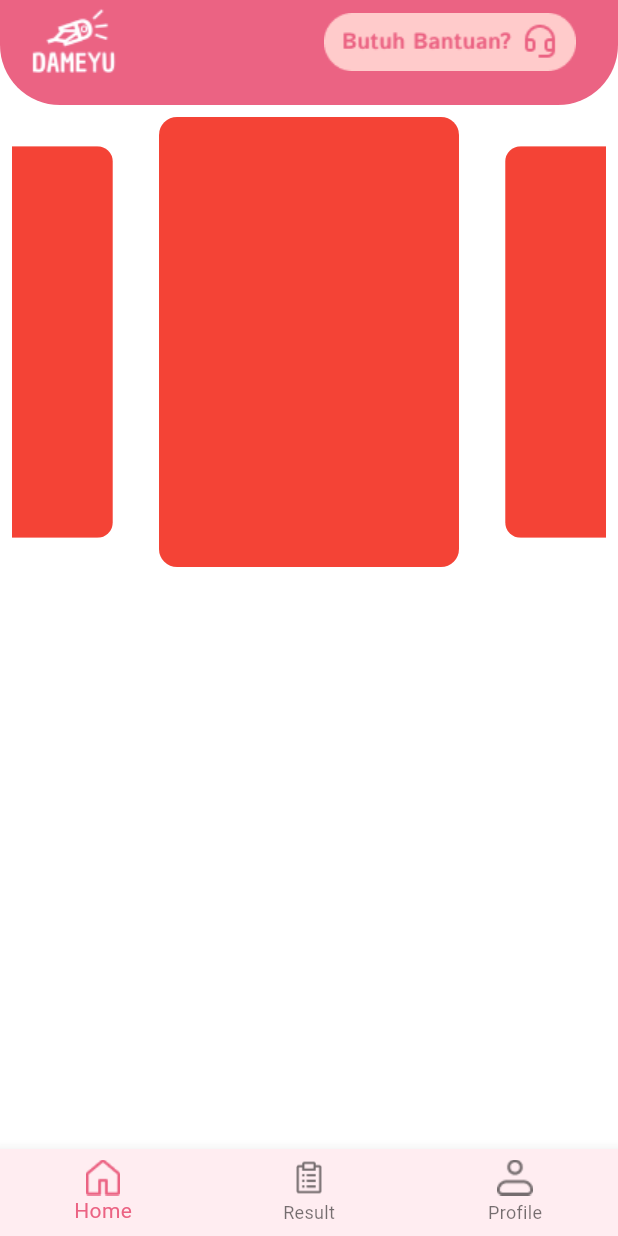
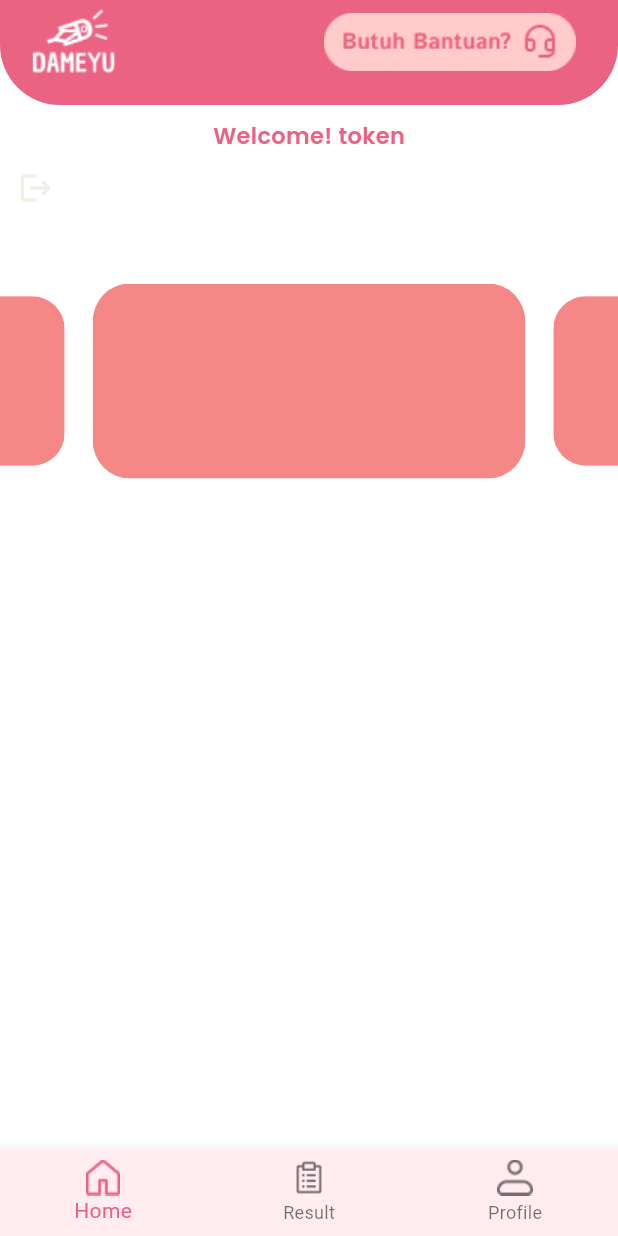
Before and after one commit to CCIT-6A-2-DaMeYu/Mobile-Flutter-DaMeYu, a Flutter app: the NavBar screen opened directly, on a phone screen of 412 x 824 dp. Run offline on Flutter 3.47's test engine with Material 3 defaults, Android fonts, the phone set to English and light mode, and no system bars; drawn by our look-alikes of carousel_slider; our stand-ins replace google_fonts, shared_preferences; accounts and stored records are empty.

Commit message:
Update Slider Home sesuai figma

```diff
--- a/lib/main.dart
+++ b/lib/main.dart
@@ -1,6 +1,7 @@
 import 'package:dameyu/provider/login_provider.dart';
 import 'package:dameyu/provider/user_provider.dart';
 import 'package:dameyu/screen/home/home_screen.dart';
+import 'package:dameyu/screen/login/login_screen.dart';
 import 'package:dameyu/screen/splash_screen/splash_screen.dart';
 import 'package:flutter/material.dart';
 import 'package:provider/provider.dart';
@@ -28,7 +29,7 @@ class MyApp extends StatelessWidget {
       theme: ThemeData(
         useMaterial3: true,
       ),
-      home: const HomeScreen(),
+      home: const SplashScreen(),
     );
   }
 }
--- a/lib/provider/user_provider.dart
+++ b/lib/provider/user_provider.dart
@@ -1,5 +1,6 @@
 import 'package:dameyu/model/user_model.dart';
 import 'package:flutter/material.dart';
+
 
 class UserProvider with ChangeNotifier {
   UserModel? _userModel;
--- a/lib/screen/home/home_screen.dart
+++ b/lib/screen/home/home_screen.dart
@@ -1,6 +1,9 @@
 import 'package:carousel_slider/carousel_slider.dart';
 import 'package:dameyu/screen/chatbot/chatbot_screen.dart';
+import 'package:dameyu/screen/splash_screen/splash_screen.dart';
 import 'package:dameyu/theme/theme_color.dart';
+import 'package:dameyu/theme/theme_text_style.dart';
+import 'package:dameyu/utils/shared_preferences.dart';
 import 'package:flutter/material.dart';
 
 class HomeScreen extends StatefulWidget {
@@ -11,9 +14,21 @@ class HomeScreen extends StatefulWidget {
 }
 
 class _HomeScreenState extends State<HomeScreen> {
+  String _username = "";
+
   @override
   void initState() {
     super.initState();
+    _getUsername().then((username) {
+      setState(() {
+        _username = username;
+      });
+    });
+  }
+
+  Future<String> _getUsername() async {
+    final username = await SharedPref().getToken();
+    return username;
   }
 
   @override
@@ -32,6 +47,7 @@ class _HomeScreenState extends State<HomeScreen> {
             ),
           ),
           actions: [
+
             Padding(
               padding: const EdgeInsets.only(right: 20.0),
               child: IconButton(
@@ -55,19 +71,40 @@ class _HomeScreenState extends State<HomeScreen> {
       ),
       body: SingleChildScrollView(
         physics: const BouncingScrollPhysics(),
-        child: Padding(
-          padding: const EdgeInsets.all(8.0),
         child: Column(
           crossAxisAlignment: CrossAxisAlignment.start,
           children: [
+            const SizedBox(height: 10),
+            Center(
+              child: Text(
+                'Welcome! $_username',
+                style: ThemeTextStyle().welcomeUsername,
+              ),
+            ),
+            IconButton(
+            icon: const Icon(Icons.logout),
+            color: ThemeColor().white2Color,
+            onPressed: () async {
+              Navigator.pushAndRemoveUntil(
+                    context,
+                    MaterialPageRoute(
+                      builder: (_) => const SplashScreen(),
+                    ),
+                    (route) => false);
+                await SharedPref().removeToken();
+
+
+            }
+          ),
+            const SizedBox(height: 40),
             SizedBox(
               width: double.infinity,
               child: CarouselSlider.builder(
                 itemCount: 10,
                 options: CarouselOptions(
-                    height: 300,
+                  height: 130,
                   autoPlay: true,
-                    viewportFraction: 0.55,
+                  viewportFraction: 0.70,
                   enlargeCenterPage: true,
                   pageSnapping: true,
                   autoPlayCurve: Curves.fastOutSlowIn,
@@ -75,11 +112,9 @@ class _HomeScreenState extends State<HomeScreen> {
                 ),
                 itemBuilder: (context, itemIndex, pageViewIndex) {
                   return ClipRRect(
-                      borderRadius: BorderRadius.circular(12),
+                    borderRadius: BorderRadius.circular(25),
                     child: Container(
-                        height: 300,
-                        width: 200,
-                        color: Colors.red,
+                      color: const Color(0xFFF68787),
                     ),
                   );
                 },
@@ -88,97 +123,6 @@ class _HomeScreenState extends State<HomeScreen> {
           ],
         ),
       ),
-      ),
     );
   }
 }
-
-
-
-
-
-
-
-
-// import 'package:dameyu/screen/chatbot/chatbot_screen.dart';
-// import 'package:dameyu/screen/splash_screen/splash_screen.dart';
-// import 'package:dameyu/theme/theme_color.dart';
-// import 'package:dameyu/theme/theme_text_style.dart';
-// import 'package:dameyu/utils/shared_preferences.dart';
-// import 'package:flutter/material.dart';
-
-// class HomeScreen extends StatefulWidget {
-//   const HomeScreen({super.key});
-
-//   @override
-//   State<HomeScreen> createState() => _HomeScreenState();
-// }
-
-//   class _HomeScreenState extends State<HomeScreen> {
-
-//   // ignore: unused_field
-//   // String _username = "";
-
-//   @override
-//   void initState() {
-//     super.initState();
-//     // _getUsername().then((username) {
-//     //   setState(() {
-//     //   _username = username;
-//     //   });
-//     // });
-//   }
-
-//   // Future<String> _getUsername() async {
-//   //   final username = await SharedPref().getToken();
-//   //   return username;
-//   // }
-
-//   @override
-//   Widget build(BuildContext context) {
-//     return Scaffold(
-//       backgroundColor: ThemeColor().whiteColor,
-//       appBar: AppBar(
-//         backgroundColor: ThemeColor().pinkColor,
-//         // title: Text(
-//         //   'DAMEYU',
-//         //   style: ThemeTextStyle().asFilm,
-//         // ),
-//         centerTitle: true,
-//         actions: [
-//           IconButton(
-//             icon: Image.asset('assets/chatbotbutton.png'), // Ganti dengan path gambar Anda
-//             onPressed: () {
-//               Navigator.push(
-//                 context,
-//                 MaterialPageRoute(builder: (context) => const ChatBotScreen()),
-//               );
-//             },
-//           ),
-//         ],
-//         // actions: [
-//         //   IconButton(
-//         //     icon: const Icon(Icons.logout),
-//         //     color: ThemeColor().white2Color,
-//         //     onPressed: () async {
-//         //       Navigator.pushAndRemoveUntil(
-//         //             context,
-//         //             MaterialPageRoute(
-//         //               builder: (_) => const SplashScreen(),
-//         //             ),
-//         //             (route) => false);
-//         //         await SharedPref().removeToken();
-
-
-//         //     }
-//         //   )
-//         // ],
-//         shape: const RoundedRectangleBorder (
-//           borderRadius: BorderRadius.only(
-//             bottomLeft: Radius.circular(40),
-//             bottomRight: Radius.circular(40)
-//           )),
-//       )
-//     );
-//   }
-// }
--- a/lib/theme/theme_color.dart
+++ b/lib/theme/theme_color.dart
@@ -3,13 +3,8 @@ import 'package:flutter/material.dart';
 class ThemeColor {
   Color whiteColor = const Color(0xFFFFFFFF);
   Color blackColor = const Color(0xFF000000);
-  Color blue1Color = const Color(0xFF2E4374);
-  Color blue2Color = const Color(0xFF4B527E);
-  Color blue3Color = const Color(0xFF7C81AD);
-  Color creamColor = const Color(0xFFE5C3A6);
-  Color ratingColor = const Color(0xFFFFC107);
   Color white2Color = const Color.fromARGB(255, 241, 241, 227);
-
   Color pinkColor = const Color(0xFFEB6383);
   Color pink2Color = const Color(0xFFFFCBCB);
+  Color pink3Color = const Color(0xFFF68787);
 }
--- a/pubspec.yaml
+++ b/pubspec.yaml
@@ -64,6 +64,7 @@ flutter:
     - assets/profile.png
     - assets/chatbotbutton.png
     - assets/logo2.png
+    - assets/logo3.png
 
   # The following line ensures that the Material Icons font is
   # included with your application, so that you can use the icons in
```
Also changed, not shown: lib/screen/login/login_screen.dart (+5 -11 lines), lib/theme/theme_text_style.dart (+2 -39 lines), lib/widget/login/home/home_slider_widget.dart (deleted, +0 -57 lines), assets/logo3.png (added), lib/provider/login_provider.dart (line endings or trailing spaces). Lines whose indentation alone changed are shown as unchanged.
